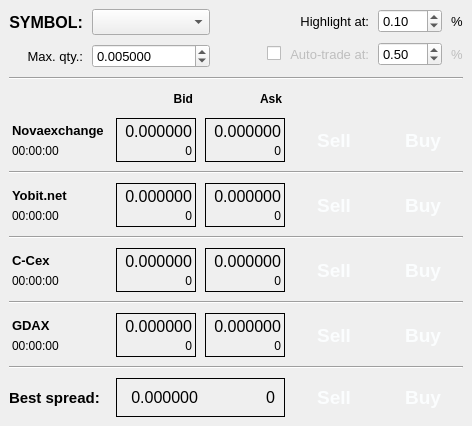
Old version of the form sources/Strategies/ArbitrationAdvisor/StrategyWindow.ui in the repository alimogh/trdk.
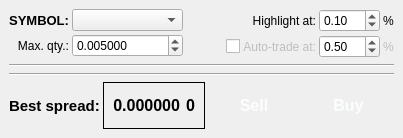
New version of the form.

Commit message: [brutus] Arbitrage strategy window re-implemented (first step to dynamic targets adding).

Patch:
```diff
--- a/sources/Strategies/ArbitrationAdvisor/StrategyWindow.ui
+++ b/sources/Strategies/ArbitrationAdvisor/StrategyWindow.ui
@@ -6,8 +6,8 @@
    <rect>
     <x>0</x>
     <y>0</y>
-    <width>472</width>
-    <height>420</height>
+    <width>403</width>
+    <height>138</height>
    </rect>
   </property>
   <property name="sizePolicy">
@@ -18,97 +18,18 @@
   </property>
   <widget class="QWidget" name="centralwidget">
    <layout class="QVBoxLayout" name="verticalLayout">
-    <property name="leftMargin">
-     <number>9</number>
-    </property>
-    <property name="topMargin">
-     <number>9</number>
-    </property>
-    <property name="rightMargin">
-     <number>9</number>
-    </property>
-    <property name="bottomMargin">
-     <number>9</number>
-    </property>
     <item>
-     <layout class="QGridLayout" name="actionsLayout" rowstretch="1,0,1,1,1,1,1,1,1,1,1,1">
+     <layout class="QHBoxLayout" name="titleLayout" stretch="0,1,0">
       <property name="spacing">
-       <number>9</number>
+       <number>3</number>
       </property>
-      <item row="2" column="2">
-       <widget class="QFrame" name="askLabelFrame">
-        <property name="sizePolicy">
-         <sizepolicy hsizetype="Preferred" vsizetype="Fixed">
-          <horstretch>0</horstretch>
-          <verstretch>0</verstretch>
-         </sizepolicy>
-        </property>
-        <property name="frameShape">
-         <enum>QFrame::NoFrame</enum>
-        </property>
-        <property name="frameShadow">
-         <enum>QFrame::Raised</enum>
-        </property>
-        <layout class="QVBoxLayout" name="askLabelLayout">
-         <property name="spacing">
-          <number>3</number>
-         </property>
-         <property name="leftMargin">
-          <number>3</number>
-         </property>
-         <property name="topMargin">
-          <number>3</number>
-         </property>
-         <property name="rightMargin">
-          <number>3</number>
-         </property>
-         <property name="bottomMargin">
-          <number>3</number>
-         </property>
-         <item>
-          <widget class="QLabel" name="askLabel">
-           <property name="sizePolicy">
-            <sizepolicy hsizetype="Preferred" vsizetype="Fixed">
-             <horstretch>0</horstretch>
-             <verstretch>0</verstretch>
-            </sizepolicy>
-           </property>
-           <property name="font">
-            <font>
-             <weight>75</weight>
-             <bold>true</bold>
-            </font>
-           </property>
-           <property name="text">
-            <string>Ask</string>
-           </property>
-           <property name="alignment">
-            <set>Qt::AlignRight|Qt::AlignTrailing|Qt::AlignVCenter</set>
-           </property>
-          </widget>
-         </item>
-        </layout>
-       </widget>
-      </item>
-      <item row="3" column="0">
-       <layout class="QVBoxLayout" name="novaexchangeTitleLayout">
+      <item>
+       <layout class="QGridLayout" name="symbolLayout">
         <property name="spacing">
          <number>3</number>
         </property>
-        <property name="leftMargin">
-         <number>3</number>
-        </property>
-        <property name="topMargin">
-         <number>3</number>
-        </property>
-        <property name="rightMargin">
-         <number>3</number>
-        </property>
-        <property name="bottomMargin">
-         <number>3</number>
-        </property>
-        <item>
-         <widget class="QLabel" name="novaexchangeLabel">
+        <item row="0" column="0">
+         <widget class="QLabel" name="symbolLabel">
           <property name="font">
            <font>
             <pointsize>10</pointsize>
@@ -117,604 +38,171 @@
            </font>
           </property>
           <property name="text">
-           <string>Novaexchange</string>
+           <string>SYMBOL:</string>
           </property>
+          <property name="alignment">
+           <set>Qt::AlignRight|Qt::AlignTrailing|Qt::AlignVCenter</set>
+          </property>
          </widget>
         </item>
-        <item>
-         <widget class="QLabel" name="novaexchangeLastTime">
+        <item row="0" column="1">
+         <widget class="QComboBox" name="symbol"/>
+        </item>
+        <item row="1" column="0">
+         <widget class="QLabel" name="maxQtyLabel">
           <property name="text">
-           <string>00:00:00</string>
+           <string>Max. qty.:</string>
           </property>
+          <property name="alignment">
+           <set>Qt::AlignRight|Qt::AlignTrailing|Qt::AlignVCenter</set>
+          </property>
          </widget>
         </item>
+        <item row="1" column="1">
+         <widget class="QDoubleSpinBox" name="maxQty">
+          <property name="decimals">
+           <number>6</number>
+          </property>
+          <property name="minimum">
+           <double>0.001000000000000</double>
+          </property>
+          <property name="maximum">
+           <double>10000000.000000000000000</double>
+          </property>
+          <property name="singleStep">
+           <double>0.005000000000000</double>
+          </property>
+          <property name="value">
+           <double>0.005000000000000</double>
+          </property>
+         </widget>
+        </item>
        </layout>
       </item>
-      <item row="2" column="1">
-       <widget class="QFrame" name="bidLabelFrame">
-        <property name="sizePolicy">
-         <sizepolicy hsizetype="Preferred" vsizetype="Fixed">
-          <horstretch>0</horstretch>
-          <verstretch>0</verstretch>
-         </sizepolicy>
+      <item>
+       <spacer name="symbolSpacer">
+        <property name="orientation">
+         <enum>Qt::Horizontal</enum>
         </property>
-        <property name="frameShape">
-         <enum>QFrame::NoFrame</enum>
+        <property name="sizeHint" stdset="0">
+         <size>
+          <width>40</width>
+          <height>20</height>
+         </size>
         </property>
-        <property name="frameShadow">
-         <enum>QFrame::Raised</enum>
-        </property>
-        <layout class="QVBoxLayout" name="bidLabelLayout">
-         <property name="spacing">
-          <number>3</number>
-         </property>
-         <property name="leftMargin">
-          <number>3</number>
-         </property>
-         <property name="topMargin">
-          <number>3</number>
-         </property>
-         <property name="rightMargin">
-          <number>3</number>
-         </property>
-         <property name="bottomMargin">
-          <number>3</number>
-         </property>
-         <item>
-          <widget class="QLabel" name="bidLabel">
-           <property name="sizePolicy">
-            <sizepolicy hsizetype="Preferred" vsizetype="Fixed">
-             <horstretch>0</horstretch>
-             <verstretch>0</verstretch>
-            </sizepolicy>
-           </property>
-           <property name="font">
-            <font>
-             <weight>75</weight>
-             <bold>true</bold>
-            </font>
-           </property>
-           <property name="text">
-            <string>Bid</string>
-           </property>
-           <property name="alignment">
-            <set>Qt::AlignRight|Qt::AlignTrailing|Qt::AlignVCenter</set>
-           </property>
-          </widget>
-         </item>
-        </layout>
-       </widget>
+       </spacer>
       </item>
-      <item row="3" column="2">
-       <widget class="QFrame" name="novaexchangeAsk">
-        <property name="frameShape">
-         <enum>QFrame::Box</enum>
-        </property>
-        <property name="frameShadow">
-         <enum>QFrame::Plain</enum>
-        </property>
-        <layout class="QVBoxLayout" name="novaexchangeAskLayout">
-         <property name="spacing">
-          <number>3</number>
-         </property>
-         <property name="leftMargin">
-          <number>3</number>
-         </property>
-         <property name="topMargin">
-          <number>3</number>
-         </property>
-         <property name="rightMargin">
-          <number>3</number>
-         </property>
-         <property name="bottomMargin">
-          <number>3</number>
-         </property>
-         <item>
-          <widget class="QLabel" name="novaexchangeAskPrice">
-           <property name="font">
-            <font>
-             <pointsize>12</pointsize>
-            </font>
-           </property>
-           <property name="text">
-            <string>0.000000</string>
-           </property>
-           <property name="alignment">
-            <set>Qt::AlignRight|Qt::AlignTrailing|Qt::AlignVCenter</set>
-           </property>
-          </widget>
-         </item>
-         <item>
-          <widget class="QLabel" name="novaexchangeAskQty">
-           <property name="text">
-            <string>0</string>
-           </property>
-           <property name="alignment">
-            <set>Qt::AlignRight|Qt::AlignTrailing|Qt::AlignVCenter</set>
-           </property>
-          </widget>
-         </item>
-        </layout>
-       </widget>
-      </item>
-      <item row="3" column="1">
-       <widget class="QFrame" name="novaexchangeBid">
-        <property name="frameShape">
-         <enum>QFrame::Box</enum>
-        </property>
-        <property name="frameShadow">
-         <enum>QFrame::Plain</enum>
-        </property>
-        <layout class="QVBoxLayout" name="novaexchangeBidLayout">
-         <property name="spacing">
-          <number>3</number>
-         </property>
-         <property name="leftMargin">
-          <number>3</number>
-         </property>
-         <property name="topMargin">
-          <number>3</number>
-         </property>
-         <property name="rightMargin">
-          <number>3</number>
-         </property>
-         <property name="bottomMargin">
-          <number>3</number>
-         </property>
-         <item>
-          <widget class="QLabel" name="novaexchangeBidPrice">
-           <property name="font">
-            <font>
-             <pointsize>12</pointsize>
-            </font>
-           </property>
-           <property name="text">
-            <string>0.000000</string>
-           </property>
-           <property name="alignment">
-            <set>Qt::AlignRight|Qt::AlignTrailing|Qt::AlignVCenter</set>
-           </property>
-          </widget>
-         </item>
-         <item>
-          <widget class="QLabel" name="novaexchangeBidQty">
-           <property name="text">
-            <string>0</string>
-           </property>
-           <property name="alignment">
-            <set>Qt::AlignRight|Qt::AlignTrailing|Qt::AlignVCenter</set>
-           </property>
-          </widget>
-         </item>
-        </layout>
-       </widget>
-      </item>
-      <item row="5" column="4">
-       <widget class="QPushButton" name="yobitnetBuy">
-        <property name="sizePolicy">
-         <sizepolicy hsizetype="Preferred" vsizetype="Preferred">
-          <horstretch>0</horstretch>
-          <verstretch>0</verstretch>
-         </sizepolicy>
-        </property>
-        <property name="font">
-         <font>
-          <pointsize>14</pointsize>
-          <weight>75</weight>
-          <bold>true</bold>
-         </font>
-        </property>
-        <property name="styleSheet">
-         <string notr="true">background-color: rgb(0, 146, 68);
-color: rgb(251, 253, 254);</string>
-        </property>
-        <property name="text">
-         <string>Buy</string>
-        </property>
-        <property name="flat">
-         <bool>true</bool>
-        </property>
-       </widget>
-      </item>
-      <item row="11" column="3">
-       <widget class="QPushButton" name="bestSell">
-        <property name="sizePolicy">
-         <sizepolicy hsizetype="Preferred" vsizetype="Preferred">
-          <horstretch>0</horstretch>
-          <verstretch>0</verstretch>
-         </sizepolicy>
-        </property>
-        <property name="font">
-         <font>
-          <pointsize>14</pointsize>
-          <weight>75</weight>
-          <bold>true</bold>
-         </font>
-        </property>
-        <property name="styleSheet">
-         <string notr="true">background-color: rgb(230, 59, 1);
-color: rgb(251, 253, 254);</string>
-        </property>
-        <property name="text">
-         <string>Sell</string>
-        </property>
-        <property name="flat">
-         <bool>true</bool>
-        </property>
-       </widget>
-      </item>
-      <item row="5" column="0">
-       <layout class="QVBoxLayout" name="yobitnetTitleLayout">
+      <item>
+       <layout class="QGridLayout" name="optionsLayout">
         <property name="spacing">
          <number>3</number>
         </property>
-        <property name="leftMargin">
-         <number>3</number>
-        </property>
-        <property name="topMargin">
-         <number>3</number>
-        </property>
-        <property name="rightMargin">
-         <number>3</number>
-        </property>
-        <property name="bottomMargin">
-         <number>3</number>
-        </property>
-        <item>
-         <widget class="QLabel" name="yobitnetLabel">
-          <property name="font">
-           <font>
-            <pointsize>10</pointsize>
-            <weight>75</weight>
-            <bold>true</bold>
-           </font>
+        <item row="1" column="1">
+         <widget class="QLabel" name="autoTradeLevelLabel">
+          <property name="enabled">
+           <bool>false</bool>
           </property>
           <property name="text">
-           <string>Yobit.net</string>
+           <string>Auto-trade at:</string>
           </property>
+          <property name="alignment">
+           <set>Qt::AlignRight|Qt::AlignTrailing|Qt::AlignVCenter</set>
+          </property>
          </widget>
         </item>
-        <item>
-         <widget class="QLabel" name="yobitnetLastTime">
+        <item row="0" column="1">
+         <widget class="QLabel" name="highlightLevelLabel">
           <property name="text">
-           <string>00:00:00</string>
+           <string>Highlight at:</string>
           </property>
+          <property name="alignment">
+           <set>Qt::AlignRight|Qt::AlignTrailing|Qt::AlignVCenter</set>
+          </property>
          </widget>
         </item>
-       </layout>
-      </item>
-      <item row="7" column="2">
-       <widget class="QFrame" name="ccexAsk">
-        <property name="frameShape">
-         <enum>QFrame::Box</enum>
-        </property>
-        <property name="frameShadow">
-         <enum>QFrame::Plain</enum>
-        </property>
-        <layout class="QVBoxLayout" name="ccexAskLayout">
-         <property name="spacing">
-          <number>3</number>
-         </property>
-         <property name="leftMargin">
-          <number>3</number>
-         </property>
-         <property name="topMargin">
-          <number>3</number>
-         </property>
-         <property name="rightMargin">
-          <number>3</number>
-         </property>
-         <property name="bottomMargin">
-          <number>3</number>
-         </property>
-         <item>
-          <widget class="QLabel" name="ccexAskPrice">
-           <property name="font">
-            <font>
-             <pointsize>12</pointsize>
-            </font>
-           </property>
-           <property name="text">
-            <string>0.000000</string>
-           </property>
-           <property name="alignment">
-            <set>Qt::AlignRight|Qt::AlignTrailing|Qt::AlignVCenter</set>
-           </property>
-          </widget>
-         </item>
-         <item>
-          <widget class="QLabel" name="ccexAskQty">
-           <property name="text">
-            <string>0</string>
-           </property>
-           <property name="alignment">
-            <set>Qt::AlignRight|Qt::AlignTrailing|Qt::AlignVCenter</set>
-           </property>
-          </widget>
-         </item>
-        </layout>
-       </widget>
-      </item>
-      <item row="3" column="4">
-       <widget class="QPushButton" name="novaexchangeBuy">
-        <property name="sizePolicy">
-         <sizepolicy hsizetype="Preferred" vsizetype="Preferred">
-          <horstretch>0</horstretch>
-          <verstretch>0</verstretch>
-         </sizepolicy>
-        </property>
-        <property name="font">
-         <font>
-          <pointsize>14</pointsize>
-          <weight>75</weight>
-          <bold>true</bold>
-         </font>
-        </property>
-        <property name="styleSheet">
-         <string notr="true">background-color: rgb(0, 146, 68);
-color: rgb(251, 253, 254);</string>
-        </property>
-        <property name="text">
-         <string>Buy</string>
-        </property>
-        <property name="flat">
-         <bool>true</bool>
-        </property>
-       </widget>
-      </item>
-      <item row="5" column="3">
-       <widget class="QPushButton" name="yobitnetSell">
-        <property name="sizePolicy">
-         <sizepolicy hsizetype="Preferred" vsizetype="Preferred">
-          <horstretch>0</horstretch>
-          <verstretch>0</verstretch>
-         </sizepolicy>
-        </property>
-        <property name="font">
-         <font>
-          <pointsize>14</pointsize>
-          <weight>75</weight>
-          <bold>true</bold>
-         </font>
-        </property>
-        <property name="styleSheet">
-         <string notr="true">background-color: rgb(230, 59, 1);
-color: rgb(251, 253, 254);</string>
-        </property>
-        <property name="text">
-         <string>Sell</string>
-        </property>
-        <property name="flat">
-         <bool>true</bool>
-        </property>
-       </widget>
-      </item>
-      <item row="11" column="4">
-       <widget class="QPushButton" name="bestBuy">
-        <property name="sizePolicy">
-         <sizepolicy hsizetype="Preferred" vsizetype="Preferred">
-          <horstretch>0</horstretch>
-          <verstretch>0</verstretch>
-         </sizepolicy>
-        </property>
-        <property name="font">
-         <font>
-          <pointsize>14</pointsize>
-          <weight>75</weight>
-          <bold>true</bold>
-         </font>
-        </property>
-        <property name="styleSheet">
-         <string notr="true">background-color: rgb(0, 146, 68);
-color: rgb(251, 253, 254);</string>
-        </property>
-        <property name="text">
-         <string>Buy</string>
-        </property>
-        <property name="flat">
-         <bool>true</bool>
-        </property>
-       </widget>
-      </item>
-      <item row="9" column="0">
-       <layout class="QVBoxLayout" name="gdaxTitleLayout">
-        <property name="spacing">
-         <number>3</number>
-        </property>
-        <property name="leftMargin">
-         <number>3</number>
-        </property>
-        <property name="topMargin">
-         <number>3</number>
-        </property>
-        <property name="rightMargin">
-         <number>3</number>
-        </property>
-        <property name="bottomMargin">
-         <number>3</number>
-        </property>
-        <item>
-         <widget class="QLabel" name="gdaxLabel">
-          <property name="font">
-           <font>
-            <pointsize>10</pointsize>
-            <weight>75</weight>
-            <bold>true</bold>
-           </font>
+        <item row="1" column="0">
+         <widget class="QCheckBox" name="autoTrade">
+          <property name="text">
+           <string/>
           </property>
+         </widget>
+        </item>
+        <item row="1" column="3">
+         <widget class="QLabel" name="autoTradeLevelPercentLabel">
+          <property name="enabled">
+           <bool>false</bool>
+          </property>
           <property name="text">
-           <string>GDAX</string>
+           <string>%</string>
           </property>
          </widget>
         </item>
-        <item>
-         <widget class="QLabel" name="gdaxLastTime">
+        <item row="1" column="2">
+         <widget class="QDoubleSpinBox" name="autoTradeLevel">
+          <property name="minimum">
+           <double>0.010000000000000</double>
+          </property>
+          <property name="maximum">
+           <double>25.000000000000000</double>
+          </property>
+          <property name="singleStep">
+           <double>0.010000000000000</double>
+          </property>
+          <property name="value">
+           <double>0.500000000000000</double>
+          </property>
+         </widget>
+        </item>
+        <item row="0" column="3">
+         <widget class="QLabel" name="highlightLevelPercentLabel">
           <property name="text">
-           <string>00:00:00</string>
+           <string>%</string>
           </property>
          </widget>
         </item>
+        <item row="0" column="2">
+         <widget class="QDoubleSpinBox" name="highlightLevel">
+          <property name="minimum">
+           <double>-25.000000000000000</double>
+          </property>
+          <property name="maximum">
+           <double>25.000000000000000</double>
+          </property>
+          <property name="singleStep">
+           <double>0.010000000000000</double>
+          </property>
+          <property name="value">
+           <double>0.100000000000000</double>
+          </property>
+         </widget>
+        </item>
        </layout>
       </item>
-      <item row="9" column="1">
-       <widget class="QFrame" name="gdaxBid">
-        <property name="frameShape">
-         <enum>QFrame::Box</enum>
-        </property>
-        <property name="frameShadow">
-         <enum>QFrame::Plain</enum>
-        </property>
-        <layout class="QVBoxLayout" name="gdaxBidLayout">
-         <property name="spacing">
-          <number>3</number>
-         </property>
-         <property name="leftMargin">
-          <number>3</number>
-         </property>
-         <property name="topMargin">
-          <number>3</number>
-         </property>
-         <property name="rightMargin">
-          <number>3</number>
-         </property>
-         <property name="bottomMargin">
-          <number>3</number>
-         </property>
-         <item>
-          <widget class="QLabel" name="gdaxBidPrice">
-           <property name="font">
-            <font>
-             <pointsize>12</pointsize>
-            </font>
-           </property>
-           <property name="text">
-            <string>0.000000</string>
-           </property>
-           <property name="alignment">
-            <set>Qt::AlignRight|Qt::AlignTrailing|Qt::AlignVCenter</set>
-           </property>
-          </widget>
-         </item>
-         <item>
-          <widget class="QLabel" name="gdaxBidQty">
-           <property name="text">
-            <string>0</string>
-           </property>
-           <property name="alignment">
-            <set>Qt::AlignRight|Qt::AlignTrailing|Qt::AlignVCenter</set>
-           </property>
-          </widget>
-         </item>
-        </layout>
-       </widget>
-      </item>
-      <item row="7" column="4">
-       <widget class="QPushButton" name="ccexBuy">
-        <property name="sizePolicy">
-         <sizepolicy hsizetype="Preferred" vsizetype="Preferred">
-          <horstretch>0</horstretch>
-          <verstretch>0</verstretch>
-         </sizepolicy>
-        </property>
-        <property name="font">
-         <font>
-          <pointsize>14</pointsize>
-          <weight>75</weight>
-          <bold>true</bold>
-         </font>
-        </property>
-        <property name="styleSheet">
-         <string notr="true">background-color: rgb(0, 146, 68);
-color: rgb(251, 253, 254);</string>
-        </property>
-        <property name="text">
-         <string>Buy</string>
-        </property>
-        <property name="flat">
-         <bool>true</bool>
-        </property>
-       </widget>
-      </item>
-      <item row="9" column="2">
-       <widget class="QFrame" name="gdaxAsk">
-        <property name="frameShape">
-         <enum>QFrame::Box</enum>
-        </property>
-        <property name="frameShadow">
-         <enum>QFrame::Plain</enum>
-        </property>
-        <layout class="QVBoxLayout" name="gdaxAskLayout">
-         <property name="spacing">
-          <number>3</number>
-         </property>
-         <property name="leftMargin">
-          <number>3</number>
-         </property>
-         <property name="topMargin">
-          <number>3</number>
-         </property>
-         <property name="rightMargin">
-          <number>3</number>
-         </property>
-         <property name="bottomMargin">
-          <number>3</number>
-         </property>
-         <item>
-          <widget class="QLabel" name="gdaxAskPrice">
-           <property name="font">
-            <font>
-             <pointsize>12</pointsize>
-            </font>
-           </property>
-           <property name="text">
-            <string>0.000000</string>
-           </property>
-           <property name="alignment">
-            <set>Qt::AlignRight|Qt::AlignTrailing|Qt::AlignVCenter</set>
-           </property>
-          </widget>
-         </item>
-         <item>
-          <widget class="QLabel" name="gdaxAskQty">
-           <property name="text">
-            <string>0</string>
-           </property>
-           <property name="alignment">
-            <set>Qt::AlignRight|Qt::AlignTrailing|Qt::AlignVCenter</set>
-           </property>
-          </widget>
-         </item>
-        </layout>
-       </widget>
-      </item>
-      <item row="9" column="3">
-       <widget class="QPushButton" name="gdaxSell">
-        <property name="sizePolicy">
-         <sizepolicy hsizetype="Preferred" vsizetype="Preferred">
-          <horstretch>0</horstretch>
-          <verstretch>0</verstretch>
-         </sizepolicy>
-        </property>
-        <property name="font">
-         <font>
-          <pointsize>14</pointsize>
-          <weight>75</weight>
-          <bold>true</bold>
-         </font>
-        </property>
-        <property name="styleSheet">
-         <string notr="true">background-color: rgb(230, 59, 1);
-color: rgb(251, 253, 254);</string>
-        </property>
-        <property name="text">
-         <string>Sell</string>
-        </property>
-        <property name="flat">
-         <bool>true</bool>
-        </property>
-       </widget>
-      </item>
-      <item row="11" column="0">
+     </layout>
+    </item>
+    <item>
+     <widget class="Line" name="topLine">
+      <property name="orientation">
+       <enum>Qt::Horizontal</enum>
+      </property>
+     </widget>
+    </item>
+    <item>
+     <layout class="QGridLayout" name="targets"/>
+    </item>
+    <item>
+     <widget class="Line" name="bottomLine">
+      <property name="orientation">
+       <enum>Qt::Horizontal</enum>
+      </property>
+     </widget>
+    </item>
+    <item>
+     <layout class="QHBoxLayout" name="best">
+      <property name="spacing">
+       <number>3</number>
+      </property>
+      <item>
        <widget class="QLabel" name="bestSpreadLabel">
         <property name="font">
          <font>
@@ -728,7 +216,7 @@
         </property>
        </widget>
       </item>
-      <item row="11" column="1" colspan="2">
+      <item>
        <widget class="QFrame" name="spread">
         <property name="frameShape">
          <enum>QFrame::Box</enum>
@@ -742,6 +230,8 @@
            <property name="font">
             <font>
              <pointsize>12</pointsize>
+             <weight>75</weight>
+             <bold>true</bold>
             </font>
            </property>
            <property name="text">
@@ -757,6 +247,8 @@
            <property name="font">
             <font>
              <pointsize>12</pointsize>
+             <weight>75</weight>
+             <bold>true</bold>
             </font>
            </property>
            <property name="text">
@@ -770,8 +262,8 @@
         </layout>
        </widget>
       </item>
-      <item row="3" column="3">
-       <widget class="QPushButton" name="novaexchangeSell">
+      <item>
+       <widget class="QPushButton" name="bestSell">
         <property name="sizePolicy">
          <sizepolicy hsizetype="Preferred" vsizetype="Preferred">
           <horstretch>0</horstretch>
@@ -780,7 +272,7 @@
         </property>
         <property name="font">
          <font>
-          <pointsize>14</pointsize>
+          <pointsize>12</pointsize>
           <weight>75</weight>
           <bold>true</bold>
          </font>
@@ -797,8 +289,8 @@
         </property>
        </widget>
       </item>
-      <item row="7" column="3">
-       <widget class="QPushButton" name="ccexSell">
+      <item>
+       <widget class="QPushButton" name="bestBuy">
         <property name="sizePolicy">
          <sizepolicy hsizetype="Preferred" vsizetype="Preferred">
           <horstretch>0</horstretch>
@@ -807,86 +299,7 @@
         </property>
         <property name="font">
          <font>
-          <pointsize>14</pointsize>
-          <weight>75</weight>
-          <bold>true</bold>
-         </font>
-        </property>
-        <property name="styleSheet">
-         <string notr="true">background-color: rgb(230, 59, 1);
-color: rgb(251, 253, 254);</string>
-        </property>
-        <property name="text">
-         <string>Sell</string>
-        </property>
-        <property name="flat">
-         <bool>true</bool>
-        </property>
-       </widget>
-      </item>
-      <item row="5" column="2">
-       <widget class="QFrame" name="yobitnetAsk">
-        <property name="frameShape">
-         <enum>QFrame::Box</enum>
-        </property>
-        <property name="frameShadow">
-         <enum>QFrame::Plain</enum>
-        </property>
-        <layout class="QVBoxLayout" name="yobitnetAskLayout">
-         <property name="spacing">
-          <number>3</number>
-         </property>
-         <property name="leftMargin">
-          <number>3</number>
-         </property>
-         <property name="topMargin">
-          <number>3</number>
-         </property>
-         <property name="rightMargin">
-          <number>3</number>
-         </property>
-         <property name="bottomMargin">
-          <number>3</number>
-         </property>
-         <item>
-          <widget class="QLabel" name="yobitnetAskPrice">
-           <property name="font">
-            <font>
-             <pointsize>12</pointsize>
-            </font>
-           </property>
-           <property name="text">
-            <string>0.000000</string>
-           </property>
-           <property name="alignment">
-            <set>Qt::AlignRight|Qt::AlignTrailing|Qt::AlignVCenter</set>
-           </property>
-          </widget>
-         </item>
-         <item>
-          <widget class="QLabel" name="yobitnetAskQty">
-           <property name="text">
-            <string>0</string>
-           </property>
-           <property name="alignment">
-            <set>Qt::AlignRight|Qt::AlignTrailing|Qt::AlignVCenter</set>
-           </property>
-          </widget>
-         </item>
-        </layout>
-       </widget>
-      </item>
-      <item row="9" column="4">
-       <widget class="QPushButton" name="gdaxBuy">
-        <property name="sizePolicy">
-         <sizepolicy hsizetype="Preferred" vsizetype="Preferred">
-          <horstretch>0</horstretch>
-          <verstretch>0</verstretch>
-         </sizepolicy>
-        </property>
-        <property name="font">
-         <font>
-          <pointsize>14</pointsize>
+          <pointsize>12</pointsize>
           <weight>75</weight>
           <bold>true</bold>
          </font>
@@ -903,384 +316,6 @@
         </property>
        </widget>
       </item>
-      <item row="7" column="1">
-       <widget class="QFrame" name="ccexBid">
-        <property name="frameShape">
-         <enum>QFrame::Box</enum>
-        </property>
-        <property name="frameShadow">
-         <enum>QFrame::Plain</enum>
-        </property>
-        <layout class="QVBoxLayout" name="ccexBidLayout">
-         <property name="spacing">
-          <number>3</number>
-         </property>
-         <property name="leftMargin">
-          <number>3</number>
-         </property>
-         <property name="topMargin">
-          <number>3</number>
-         </property>
-         <property name="rightMargin">
-          <number>3</number>
-         </property>
-         <property name="bottomMargin">
-          <number>3</number>
-         </property>
-         <item>
-          <widget class="QLabel" name="ccexBidPrice">
-           <property name="font">
-            <font>
-             <pointsize>12</pointsize>
-            </font>
-           </property>
-           <property name="text">
-            <string>0.000000</string>
-           </property>
-           <property name="alignment">
-            <set>Qt::AlignRight|Qt::AlignTrailing|Qt::AlignVCenter</set>
-           </property>
-          </widget>
-         </item>
-         <item>
-          <widget class="QLabel" name="ccexBidQty">
-           <property name="text">
-            <string>0</string>
-           </property>
-           <property name="alignment">
-            <set>Qt::AlignRight|Qt::AlignTrailing|Qt::AlignVCenter</set>
-           </property>
-          </widget>
-         </item>
-        </layout>
-       </widget>
-      </item>
-      <item row="4" column="0" colspan="5">
-       <widget class="Line" name="yobitnetLine">
-        <property name="orientation">
-         <enum>Qt::Horizontal</enum>
-        </property>
-       </widget>
-      </item>
-      <item row="10" column="0" colspan="5">
-       <widget class="Line" name="line">
-        <property name="orientation">
-         <enum>Qt::Horizontal</enum>
-        </property>
-       </widget>
-      </item>
-      <item row="1" column="0" colspan="5">
-       <widget class="Line" name="titleLine">
-        <property name="orientation">
-         <enum>Qt::Horizontal</enum>
-        </property>
-       </widget>
-      </item>
-      <item row="6" column="0" colspan="5">
-       <widget class="Line" name="ccexLine">
-        <property name="orientation">
-         <enum>Qt::Horizontal</enum>
-        </property>
-       </widget>
-      </item>
-      <item row="8" column="0" colspan="5">
-       <widget class="Line" name="gdaxLine">
-        <property name="orientation">
-         <enum>Qt::Horizontal</enum>
-        </property>
-       </widget>
-      </item>
-      <item row="5" column="1">
-       <widget class="QFrame" name="yobitnetBid">
-        <property name="frameShape">
-         <enum>QFrame::Box</enum>
-        </property>
-        <property name="frameShadow">
-         <enum>QFrame::Plain</enum>
-        </property>
-        <layout class="QVBoxLayout" name="yobitnetBidLayout">
-         <property name="spacing">
-          <number>3</number>
-         </property>
-         <property name="leftMargin">
-          <number>3</number>
-         </property>
-         <property name="topMargin">
-          <number>3</number>
-         </property>
-         <property name="rightMargin">
-          <number>3</number>
-         </property>
-         <property name="bottomMargin">
-          <number>3</number>
-         </property>
-         <item>
-          <widget class="QLabel" name="yobitnetBidPrice">
-           <property name="font">
-            <font>
-             <pointsize>12</pointsize>
-            </font>
-           </property>
-           <property name="text">
-            <string>0.000000</string>
-           </property>
-           <property name="alignment">
-            <set>Qt::AlignRight|Qt::AlignTrailing|Qt::AlignVCenter</set>
-           </property>
-          </widget>
-         </item>
-         <item>
-          <widget class="QLabel" name="yobitnetBidQty">
-           <property name="text">
-            <string>0</string>
-           </property>
-           <property name="alignment">
-            <set>Qt::AlignRight|Qt::AlignTrailing|Qt::AlignVCenter</set>
-           </property>
-          </widget>
-         </item>
-        </layout>
-       </widget>
-      </item>
-      <item row="7" column="0">
-       <layout class="QVBoxLayout" name="ccexTitleLayout">
-        <property name="spacing">
-         <number>3</number>
-        </property>
-        <property name="leftMargin">
-         <number>3</number>
-        </property>
-        <property name="topMargin">
-         <number>3</number>
-        </property>
-        <property name="rightMargin">
-         <number>3</number>
-        </property>
-        <property name="bottomMargin">
-         <number>3</number>
-        </property>
-        <item>
-         <widget class="QLabel" name="ccexLabel">
-          <property name="font">
-           <font>
-            <pointsize>10</pointsize>
-            <weight>75</weight>
-            <bold>true</bold>
-           </font>
-          </property>
-          <property name="text">
-           <string>C-Cex</string>
-          </property>
-         </widget>
-        </item>
-        <item>
-         <widget class="QLabel" name="ccexLastTime">
-          <property name="text">
-           <string>00:00:00</string>
-          </property>
-         </widget>
-        </item>
-       </layout>
-      </item>
-      <item row="0" column="0" colspan="5">
-       <layout class="QHBoxLayout" name="titleLayout" stretch="0,1,0">
-        <item>
-         <layout class="QGridLayout" name="symbolLayout">
-          <item row="0" column="0">
-           <widget class="QLabel" name="symbolLabel">
-            <property name="font">
-             <font>
-              <pointsize>12</pointsize>
-              <weight>75</weight>
-              <bold>true</bold>
-             </font>
-            </property>
-            <property name="text">
-             <string>SYMBOL:</string>
-            </property>
-            <property name="alignment">
-             <set>Qt::AlignRight|Qt::AlignTrailing|Qt::AlignVCenter</set>
-            </property>
-           </widget>
-          </item>
-          <item row="0" column="1">
-           <widget class="QComboBox" name="symbol">
-            <property name="font">
-             <font>
-              <pointsize>11</pointsize>
-             </font>
-            </property>
-           </widget>
-          </item>
-          <item row="1" column="0">
-           <widget class="QLabel" name="maxQtyLabel">
-            <property name="font">
-             <font>
-              <pointsize>10</pointsize>
-             </font>
-            </property>
-            <property name="text">
-             <string>Max. qty.:</string>
-            </property>
-            <property name="alignment">
-             <set>Qt::AlignRight|Qt::AlignTrailing|Qt::AlignVCenter</set>
-            </property>
-           </widget>
-          </item>
-          <item row="1" column="1">
-           <widget class="QDoubleSpinBox" name="maxQty">
-            <property name="font">
-             <font>
-              <pointsize>10</pointsize>
-             </font>
-            </property>
-            <property name="decimals">
-             <number>6</number>
-            </property>
-            <property name="minimum">
-             <double>0.001000000000000</double>
-            </property>
-            <property name="maximum">
-             <double>10000000.000000000000000</double>
-            </property>
-            <property name="singleStep">
-             <double>0.005000000000000</double>
-            </property>
-            <property name="value">
-             <double>0.005000000000000</double>
-            </property>
-           </widget>
-          </item>
-         </layout>
-        </item>
-        <item>
-         <spacer name="symbolSpacer">
-          <property name="orientation">
-           <enum>Qt::Horizontal</enum>
-          </property>
-          <property name="sizeHint" stdset="0">
-           <size>
-            <width>40</width>
-            <height>20</height>
-           </size>
-          </property>
-         </spacer>
-        </item>
-        <item>
-         <layout class="QGridLayout" name="optionsLayout">
-          <item row="1" column="1">
-           <widget class="QLabel" name="autoTradeLevelLabel">
-            <property name="enabled">
-             <bool>false</bool>
-            </property>
-            <property name="font">
-             <font>
-              <pointsize>10</pointsize>
-             </font>
-            </property>
-            <property name="text">
-             <string>Auto-trade at:</string>
-            </property>
-            <property name="alignment">
-             <set>Qt::AlignRight|Qt::AlignTrailing|Qt::AlignVCenter</set>
-            </property>
-           </widget>
-          </item>
-          <item row="0" column="1">
-           <widget class="QLabel" name="highlightLevelLabel">
-            <property name="font">
-             <font>
-              <pointsize>10</pointsize>
-             </font>
-            </property>
-            <property name="text">
-             <string>Highlight at:</string>
-            </property>
-            <property name="alignment">
-             <set>Qt::AlignRight|Qt::AlignTrailing|Qt::AlignVCenter</set>
-            </property>
-           </widget>
-          </item>
-          <item row="1" column="0">
-           <widget class="QCheckBox" name="autoTrade">
-            <property name="text">
-             <string/>
-            </property>
-           </widget>
-          </item>
-          <item row="1" column="3">
-           <widget class="QLabel" name="autoTradeLevelPercentLabel">
-            <property name="enabled">
-             <bool>false</bool>
-            </property>
-            <property name="font">
-             <font>
-              <pointsize>10</pointsize>
-             </font>
-            </property>
-            <property name="text">
-             <string>%</string>
-            </property>
-           </widget>
-          </item>
-          <item row="1" column="2">
-           <widget class="QDoubleSpinBox" name="autoTradeLevel">
-            <property name="font">
-             <font>
-              <pointsize>10</pointsize>
-             </font>
-            </property>
-            <property name="minimum">
-             <double>0.010000000000000</double>
-            </property>
-            <property name="maximum">
-             <double>25.000000000000000</double>
-            </property>
-            <property name="singleStep">
-             <double>0.010000000000000</double>
-            </property>
-            <property name="value">
-             <double>0.500000000000000</double>
-            </property>
-           </widget>
-          </item>
-          <item row="0" column="3">
-           <widget class="QLabel" name="highlightLevelPercentLabel">
-            <property name="font">
-             <font>
-              <pointsize>10</pointsize>
-             </font>
-            </property>
-            <property name="text">
-             <string>%</string>
-            </property>
-           </widget>
-          </item>
-          <item row="0" column="2">
-           <widget class="QDoubleSpinBox" name="highlightLevel">
-            <property name="font">
-             <font>
-              <pointsize>10</pointsize>
-             </font>
-            </property>
-            <property name="minimum">
-             <double>-25.000000000000000</double>
-            </property>
-            <property name="maximum">
-             <double>25.000000000000000</double>
-            </property>
-            <property name="singleStep">
-             <double>0.010000000000000</double>
-            </property>
-            <property name="value">
-             <double>0.100000000000000</double>
-            </property>
-           </widget>
-          </item>
-         </layout>
-        </item>
-       </layout>
-      </item>
      </layout>
     </item>
    </layout>
```
The commit also changes 19 other files.
